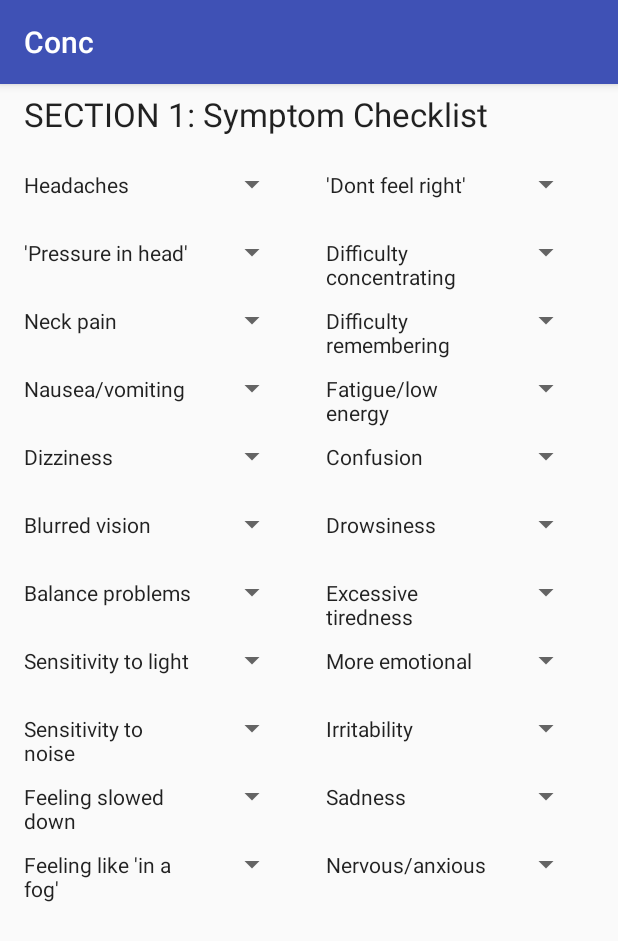
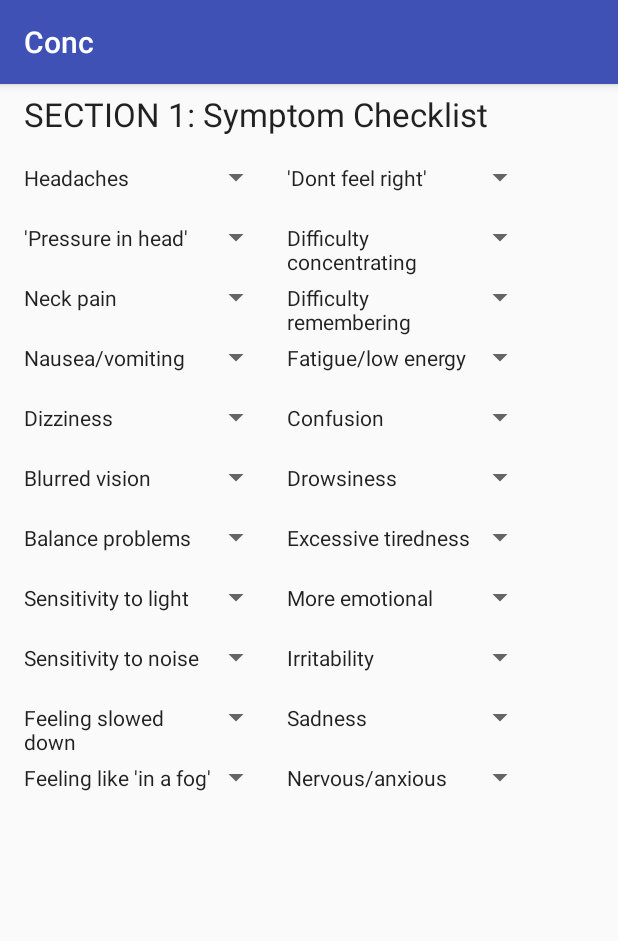
Before and after one commit to Joshf17000548/Conc2, an Android app: the fragment HIA2BFragment shown on its own in the app's theme, on a phone screen of 412 x 824 dp. Shown: the top 941 px of the screen. Run offline under Robolectric (Android 15) with nearby library versions, the phone set to English and light mode, and no system bars; 1 statement that could not run was skipped.

```diff
--- a/app/src/main/res/layout/fragment_hia2_b.xml
+++ b/app/src/main/res/layout/fragment_hia2_b.xml
@@ -2,9 +2,9 @@
 <RelativeLayout xmlns:android="http://schemas.android.com/apk/res/android"
     android:layout_width="match_parent"
     android:layout_height="match_parent"
-    android:paddingBottom="@dimen/activity_vertical_margin"
     android:paddingLeft="@dimen/activity_horizontal_margin"
-    android:paddingRight="@dimen/activity_horizontal_margin">
+
+    >
 
     <LinearLayout
         android:layout_width="match_parent"
@@ -28,12 +28,12 @@
         android:layout_height="wrap_content"
         android:id="@+id/linearLayout002"
         android:layout_below="@+id/linearLayout001"
-        android:paddingTop="20dp">
+        android:paddingTop="15dp">
 
 
         <TextView
             android:text="@string/symp2_1"
-            android:layout_width="116dp"
+            android:layout_width="125dp"
             android:layout_height="40dp"
             android:id="@+id/textView4"
             android:layout_weight="0.00"
@@ -41,7 +41,7 @@
             android:textSize="14sp"/>
 
         <Spinner
-            android:layout_width="60dp"
+            android:layout_width="40dp"
             android:layout_height="wrap_content"
             android:id="@+id/spinner5" />
 
@@ -52,11 +52,11 @@
             android:id="@+id/textView5"
             android:textAppearance="?android:attr/textAppearanceLarge"
             android:textSize="14sp"
-            android:paddingLeft="25dp"
+            android:paddingLeft="10dp"
             />
 
         <Spinner
-            android:layout_width="60dp"
+            android:layout_width="40dp"
             android:layout_height="wrap_content"
             android:id="@+id/spinner6" />
 
@@ -68,20 +68,19 @@
         android:layout_height="wrap_content"
         android:id="@+id/linearLayout003"
         android:layout_below="@+id/linearLayout002"
-        android:paddingTop="5dp"
         android:weightSum="1">
 
 
         <TextView
             android:text="@string/symp2_3"
-            android:layout_width="116dp"
+            android:layout_width="125dp"
             android:layout_height="40dp"
             android:id="@+id/textView6"
             android:textAppearance="?android:attr/textAppearanceLarge"
             android:textSize="14sp"/>
 
         <Spinner
-            android:layout_width="60dp"
+            android:layout_width="40dp"
             android:layout_height="wrap_content"
             android:id="@+id/spinner7"
             />
@@ -93,11 +92,11 @@
             android:id="@+id/textView7"
             android:textAppearance="?android:attr/textAppearanceLarge"
             android:textSize="14sp"
-            android:paddingLeft="25dp"
+            android:paddingLeft="10dp"
             />
 
         <Spinner
-            android:layout_width="60dp"
+            android:layout_width="40dp"
             android:layout_height="wrap_content"
             android:id="@+id/spinner8" />
 
@@ -109,19 +108,19 @@
         android:layout_height="wrap_content"
         android:id="@+id/linearLayout004"
         android:layout_below="@+id/linearLayout003"
-        android:paddingTop="5dp">
+        >
 
 
         <TextView
             android:text="@string/symp2_5"
-            android:layout_width="116dp"
+            android:layout_width="125dp"
             android:layout_height="40dp"
             android:id="@+id/textView8"
             android:textAppearance="?android:attr/textAppearanceLarge"
             android:textSize="14sp"/>
 
         <Spinner
-            android:layout_width="60dp"
+            android:layout_width="40dp"
             android:layout_height="wrap_content"
             android:id="@+id/spinner9" />
 
@@ -132,10 +131,10 @@
             android:id="@+id/textView9"
             android:textAppearance="?android:attr/textAppearanceLarge"
             android:textSize="14sp"
-            android:paddingLeft="25dp"/>
+            android:paddingLeft="10dp"/>
 
         <Spinner
-            android:layout_width="60dp"
+            android:layout_width="40dp"
             android:layout_height="wrap_content"
             android:id="@+id/spinner10" />
 
@@ -147,19 +146,19 @@
         android:layout_height="wrap_content"
         android:id="@+id/linearLayout005"
         android:layout_below="@+id/linearLayout004"
-        android:paddingTop="5dp">
+        >
 
 
         <TextView
             android:text="@string/symp2_7"
-            android:layout_width="116dp"
+            android:layout_width="125dp"
             android:layout_height="40dp"
             android:id="@+id/textView10"
             android:textAppearance="?android:attr/textAppearanceLarge"
             android:textSize="14sp"/>
 
         <Spinner
-            android:layout_width="60dp"
+            android:layout_width="40dp"
             android:layout_height="wrap_content"
             android:id="@+id/spinner11" />
 
@@ -170,10 +169,10 @@
             android:id="@+id/textView11"
             android:textAppearance="?android:attr/textAppearanceLarge"
             android:textSize="14sp"
-            android:paddingLeft="25dp"/>
+            android:paddingLeft="10dp"/>
 
         <Spinner
-            android:layout_width="60dp"
+            android:layout_width="40dp"
             android:layout_height="wrap_content"
             android:id="@+id/spinner12" />
 
@@ -185,19 +184,19 @@
         android:layout_height="wrap_content"
         android:id="@+id/linearLayout006"
         android:layout_below="@+id/linearLayout005"
-        android:paddingTop="5dp">
+        >
 
 
         <TextView
             android:text="@string/symp2_9"
-            android:layout_width="116dp"
+            android:layout_width="125dp"
             android:layout_height="40dp"
             android:id="@+id/textView12"
             android:textAppearance="?android:attr/textAppearanceLarge"
             android:textSize="14sp"/>
 
         <Spinner
-            android:layout_width="60dp"
+            android:layout_width="40dp"
             android:layout_height="wrap_content"
             android:id="@+id/spinner13" />
 
@@ -208,10 +207,10 @@
             android:id="@+id/textView13"
             android:textAppearance="?android:attr/textAppearanceLarge"
             android:textSize="14sp"
-            android:paddingLeft="25dp"/>
+            android:paddingLeft="10dp"/>
 
         <Spinner
-            android:layout_width="60dp"
+            android:layout_width="40dp"
             android:layout_height="wrap_content"
             android:id="@+id/spinner14" />
 
@@ -223,19 +222,19 @@
         android:layout_height="wrap_content"
         android:id="@+id/linearLayout007"
         android:layout_below="@+id/linearLayout006"
-        android:paddingTop="5dp">
+        >
 
 
         <TextView
             android:text="@string/symp2_11"
-            android:layout_width="116dp"
+            android:layout_width="125dp"
             android:layout_height="40dp"
             android:id="@+id/textView14"
             android:textAppearance="?android:attr/textAppearanceLarge"
             android:textSize="14sp"/>
 
         <Spinner
-            android:layout_width="60dp"
+            android:layout_width="40dp"
             android:layout_height="wrap_content"
             android:id="@+id/spinner15" />
 
@@ -246,10 +245,10 @@
             android:id="@+id/textView15"
             android:textAppearance="?android:attr/textAppearanceLarge"
             android:textSize="14sp"
-            android:paddingLeft="25dp"/>
+            android:paddingLeft="10dp"/>
 
         <Spinner
-            android:layout_width="60dp"
+            android:layout_width="40dp"
             android:layout_height="wrap_content"
             android:id="@+id/spinner16" />
 
@@ -261,19 +260,19 @@
         android:layout_height="wrap_content"
         android:id="@+id/linearLayout008"
         android:layout_below="@+id/linearLayout007"
-        android:paddingTop="5dp">
+        >
 
 
         <TextView
             android:text="@string/symp2_13"
-            android:layout_width="116dp"
+            android:layout_width="125dp"
             android:layout_height="40dp"
             android:id="@+id/textView16"
             android:textAppearance="?android:attr/textAppearanceLarge"
             android:textSize="14sp"/>
 
         <Spinner
-            android:layout_width="60dp"
+            android:layout_width="40dp"
             android:layout_height="wrap_content"
             android:id="@+id/spinner17"
             />
@@ -285,10 +284,10 @@
             android:id="@+id/textView17"
             android:textAppearance="?android:attr/textAppearanceLarge"
             android:textSize="14sp"
-            android:paddingLeft="25dp"/>
+            android:paddingLeft="10dp"/>
 
         <Spinner
-            android:layout_width="60dp"
+            android:layout_width="40dp"
             android:layout_height="wrap_content"
             android:id="@+id/spinner18" />
 
@@ -300,19 +299,19 @@
         android:layout_height="wrap_content"
         android:id="@+id/linearLayout009"
         android:layout_below="@+id/linearLayout008"
-        android:paddingTop="5dp">
+        >
 
 
         <TextView
             android:text="@string/symp2_15"
-            android:layout_width="116dp"
+            android:layout_width="125dp"
             android:layout_height="40dp"
             android:id="@+id/textView18"
             android:textAppearance="?android:attr/textAppearanceLarge"
             android:textSize="14sp"/>
 
         <Spinner
-            android:layout_width="60dp"
+            android:layout_width="40dp"
             android:layout_height="wrap_content"
             android:id="@+id/spinner19" />
 
@@ -324,10 +323,10 @@
 
             android:textAppearance="?android:attr/textAppearanceLarge"
             android:textSize="14sp"
-            android:paddingLeft="25dp"/>
+            android:paddingLeft="10dp"/>
 
         <Spinner
-            android:layout_width="60dp"
+            android:layout_width="40dp"
             android:layout_height="wrap_content"
             android:id="@+id/spinner20" />
 
@@ -339,19 +338,19 @@
         android:layout_height="wrap_content"
         android:id="@+id/linearLayout010"
         android:layout_below="@+id/linearLayout009"
-        android:paddingTop="5dp">
+        >
 
 
         <TextView
             android:text="@string/symp2_17"
-            android:layout_width="116dp"
+            android:layout_width="125dp"
             android:layout_height="40dp"
             android:id="@+id/textView20"
             android:textAppearance="?android:attr/textAppearanceLarge"
             android:textSize="14sp"/>
 
         <Spinner
-            android:layout_width="60dp"
+            android:layout_width="40dp"
             android:layout_height="wrap_content"
             android:id="@+id/spinner21" />
 
@@ -362,10 +361,10 @@
             android:id="@+id/textView21"
             android:textAppearance="?android:attr/textAppearanceLarge"
             android:textSize="14sp"
-            android:paddingLeft="25dp"/>
+            android:paddingLeft="10dp"/>
 
         <Spinner
-            android:layout_width="60dp"
+            android:layout_width="40dp"
             android:layout_height="wrap_content"
             android:id="@+id/spinner22" />
 
@@ -377,19 +376,19 @@
         android:layout_height="wrap_content"
         android:id="@+id/linearLayout011"
         android:layout_below="@+id/linearLayout010"
-        android:paddingTop="5dp">
+        >
 
 
         <TextView
             android:text="@string/symp2_19"
-            android:layout_width="116dp"
+            android:layout_width="125dp"
             android:layout_height="40dp"
             android:id="@+id/textView22"
             android:textAppearance="?android:attr/textAppearanceLarge"
             android:textSize="14sp"/>
 
         <Spinner
-            android:layout_width="60dp"
+            android:layout_width="40dp"
             android:layout_height="wrap_content"
             android:id="@+id/spinner23" />
 
@@ -400,10 +399,10 @@
             android:id="@+id/textView23"
             android:textAppearance="?android:attr/textAppearanceLarge"
             android:textSize="14sp"
-            android:paddingLeft="25dp"/>
+            android:paddingLeft="10dp"/>
 
         <Spinner
-            android:layout_width="60dp"
+            android:layout_width="40dp"
             android:layout_height="wrap_content"
             android:id="@+id/spinner24" />
 
@@ -415,19 +414,19 @@
         android:layout_height="wrap_content"
         android:id="@+id/linearLayout012"
         android:layout_below="@+id/linearLayout011"
-        android:paddingTop="5dp">
+        >
 
 
         <TextView
             android:text="@string/symp2_21"
-            android:layout_width="116dp"
+            android:layout_width="125dp"
             android:layout_height="40dp"
             android:id="@+id/textView24"
             android:textAppearance="?android:attr/textAppearanceLarge"
             android:textSize="14sp"/>
 
         <Spinner
-            android:layout_width="60dp"
+            android:layout_width="40dp"
             android:layout_height="wrap_content"
             android:id="@+id/spinner25" />
 
@@ -438,10 +437,10 @@
             android:id="@+id/textView25"
             android:textAppearance="?android:attr/textAppearanceLarge"
             android:textSize="14sp"
-            android:paddingLeft="25dp"/>
+            android:paddingLeft="10dp"/>
 
         <Spinner
-            android:layout_width="60dp"
+            android:layout_width="40dp"
             android:layout_height="wrap_content"
             android:id="@+id/spinner26" />
 
--- a/app/src/main/res/layout/fragment_hia2_g.xml
+++ b/app/src/main/res/layout/fragment_hia2_g.xml
@@ -173,8 +173,8 @@
 
         <TextView
             android:text="@string/conc_month_score"
-            android:layout_width="wrap_content"
-            android:layout_height="wrap_content"
+            android:layout_width="228dp"
+            android:layout_height="44dp"
             android:id="@+id/textView54"
             android:textAppearance="?android:attr/textAppearanceLarge"
             android:textSize="14sp"
--- a/app/src/main/res/values/dimens.xml
+++ b/app/src/main/res/values/dimens.xml
@@ -3,4 +3,5 @@
     <dimen name="activity_horizontal_margin">16dp</dimen>
     <dimen name="activity_vertical_margin">16dp</dimen>
     <dimen name="fab_margin">16dp</dimen>
+
 </resources>
```
Also changed, not shown: app/src/main/res/layout/fragment_hia2_d.xml (+8 -7 lines), app/src/main/res/layout/fragment_hia3_d.xml (+30 -8 lines), app/src/main/res/layout/fragment_hia3_e.xml (+32 -8 lines).
